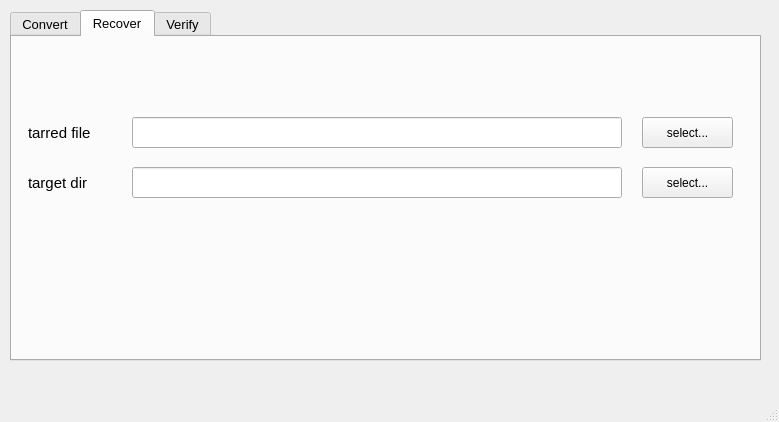
First picture: the form in mainwindow.ui, repository flaggyellow/FilePackUp, before the edit.
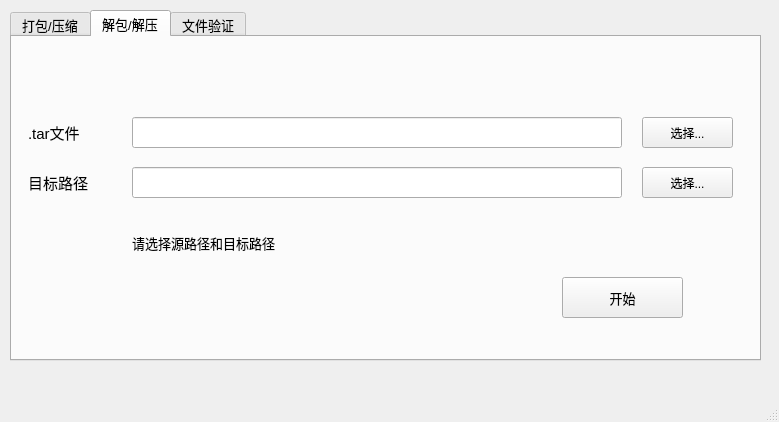
Second picture: the form after the edit. The open tabs and pages were chosen to show the change.

```diff
--- a/mainwindow.ui
+++ b/mainwindow.ui
@@ -33,7 +33,7 @@
     </property>
     <widget class="QWidget" name="tab">
      <attribute name="title">
-      <string>Convert</string>
+      <string>打包/压缩</string>
      </attribute>
      <widget class="QLineEdit" name="lineEdit">
       <property name="geometry">
@@ -130,7 +130,7 @@
     </widget>
     <widget class="QWidget" name="tab_2">
      <attribute name="title">
-      <string>Recover</string>
+      <string>解包/解压</string>
      </attribute>
      <widget class="QLineEdit" name="lineEdit_3">
       <property name="geometry">
@@ -157,7 +157,7 @@
        </font>
       </property>
       <property name="text">
-       <string>select...</string>
+       <string>选择...</string>
       </property>
      </widget>
      <widget class="QLineEdit" name="lineEdit_4">
@@ -185,50 +185,163 @@
        </font>
       </property>
       <property name="text">
-       <string>select...</string>
+       <string>选择...</string>
+      </property>
+     </widget>
+     <widget class="QLabel" name="recover_source_label">
+      <property name="geometry">
+       <rect>
+        <x>16</x>
+        <y>80</y>
+        <width>101</width>
+        <height>31</height>
+       </rect>
+      </property>
+      <property name="font">
+       <font>
+        <pointsize>11</pointsize>
+       </font>
+      </property>
+      <property name="text">
+       <string>.tar文件</string>
+      </property>
+     </widget>
+     <widget class="QLabel" name="recover_target_label">
+      <property name="geometry">
+       <rect>
+        <x>16</x>
+        <y>130</y>
+        <width>101</width>
+        <height>31</height>
+       </rect>
+      </property>
+      <property name="font">
+       <font>
+        <pointsize>11</pointsize>
+       </font>
+      </property>
+      <property name="text">
+       <string>目标路径</string>
+      </property>
+     </widget>
+     <widget class="QPushButton" name="recover_start">
+      <property name="geometry">
+       <rect>
+        <x>550</x>
+        <y>240</y>
+        <width>121</width>
+        <height>41</height>
+       </rect>
+      </property>
+      <property name="text">
+       <string>开始</string>
+      </property>
+     </widget>
+     <widget class="QLabel" name="recover_status_label">
+      <property name="geometry">
+       <rect>
+        <x>120</x>
+        <y>185</y>
+        <width>351</width>
+        <height>41</height>
+       </rect>
+      </property>
+      <property name="text">
+       <string>请选择源路径和目标路径</string>
+      </property>
+     </widget>
+    </widget>
+    <widget class="QWidget" name="verify">
+     <attribute name="title">
+      <string>文件验证</string>
+     </attribute>
+     <widget class="QToolButton" name="verify_source_button">
+      <property name="geometry">
+       <rect>
+        <x>30</x>
+        <y>10</y>
+        <width>311</width>
+        <height>31</height>
+       </rect>
+      </property>
+      <property name="font">
+       <font>
+        <pointsize>9</pointsize>
+       </font>
+      </property>
+      <property name="text">
+       <string>选择待验证文件...</string>
+      </property>
+     </widget>
+     <widget class="QTextBrowser" name="source_textBrowser">
+      <property name="geometry">
+       <rect>
+        <x>10</x>
+        <y>50</y>
+        <width>351</width>
+        <height>221</height>
+       </rect>
+      </property>
+     </widget>
+     <widget class="QTextBrowser" name="target_textBrowser">
+      <property name="geometry">
+       <rect>
+        <x>380</x>
+        <y>50</y>
+        <width>351</width>
+        <height>221</height>
+       </rect>
+      </property>
+     </widget>
+     <widget class="QPushButton" name="verify_start">
+      <property name="geometry">
+       <rect>
+        <x>590</x>
+        <y>280</y>
+        <width>121</width>
+        <height>31</height>
+       </rect>
+      </property>
+      <property name="text">
+       <string>开始验证</string>
+      </property>
+     </widget>
+     <widget class="QToolButton" name="verify_target_button">
+      <property name="geometry">
+       <rect>
+        <x>400</x>
+        <y>10</y>
+        <width>311</width>
+        <height>31</height>
+       </rect>
+      </property>
+      <property name="font">
+       <font>
+        <pointsize>9</pointsize>
+       </font>
+      </property>
+      <property name="text">
+       <string>选择备份文件...</string>
       </property>
      </widget>
      <widget class="QLabel" name="label">
       <property name="geometry">
        <rect>
-        <x>16</x>
-        <y>80</y>
-        <width>101</width>
-        <height>31</height>
+        <x>20</x>
+        <y>285</y>
+        <width>541</width>
+        <height>21</height>
        </rect>
       </property>
       <property name="font">
        <font>
-        <pointsize>11</pointsize>
+        <pointsize>9</pointsize>
        </font>
       </property>
       <property name="text">
-       <string>tarred file</string>
+       <string>-</string>
       </property>
      </widget>
-     <widget class="QLabel" name="label_2">
-      <property name="geometry">
-       <rect>
-        <x>16</x>
-        <y>130</y>
-        <width>101</width>
-        <height>31</height>
-       </rect>
-      </property>
-      <property name="font">
-       <font>
-        <pointsize>11</pointsize>
-       </font>
-      </property>
-      <property name="text">
-       <string>target dir</string>
-      </property>
-     </widget>
-    </widget>
-    <widget class="QWidget" name="tab_3">
-     <attribute name="title">
-      <string>Verify</string>
-     </attribute>
     </widget>
    </widget>
   </widget>
```
Left out of the diff: 71 changed lines with no effect on the pictures.
